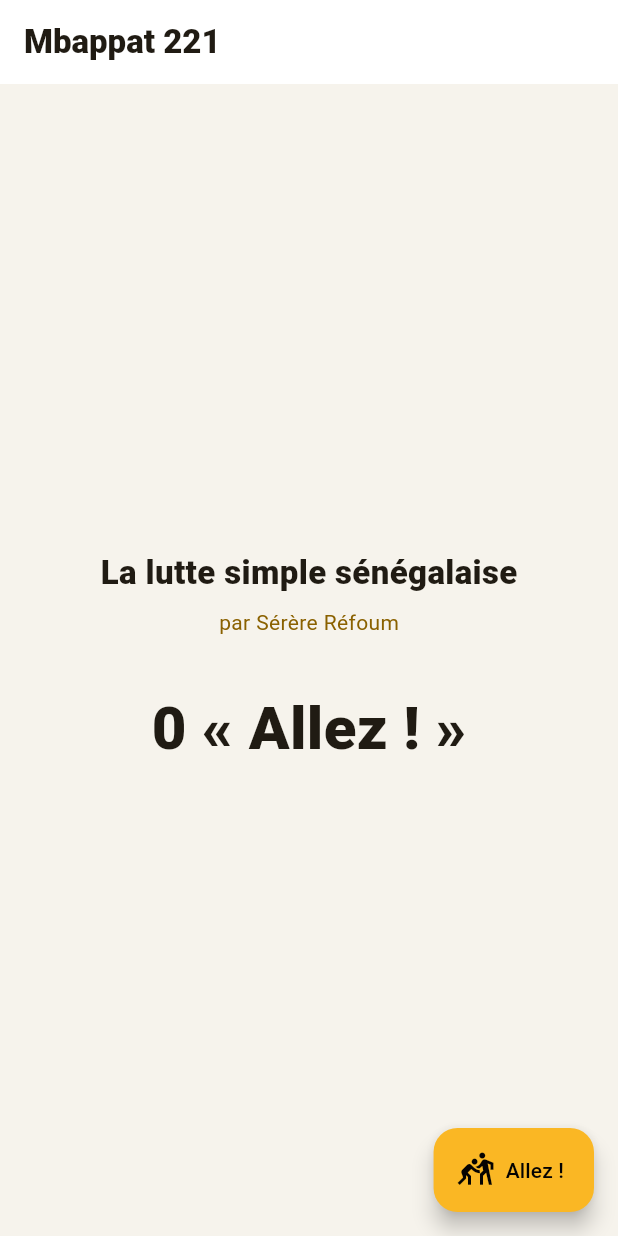
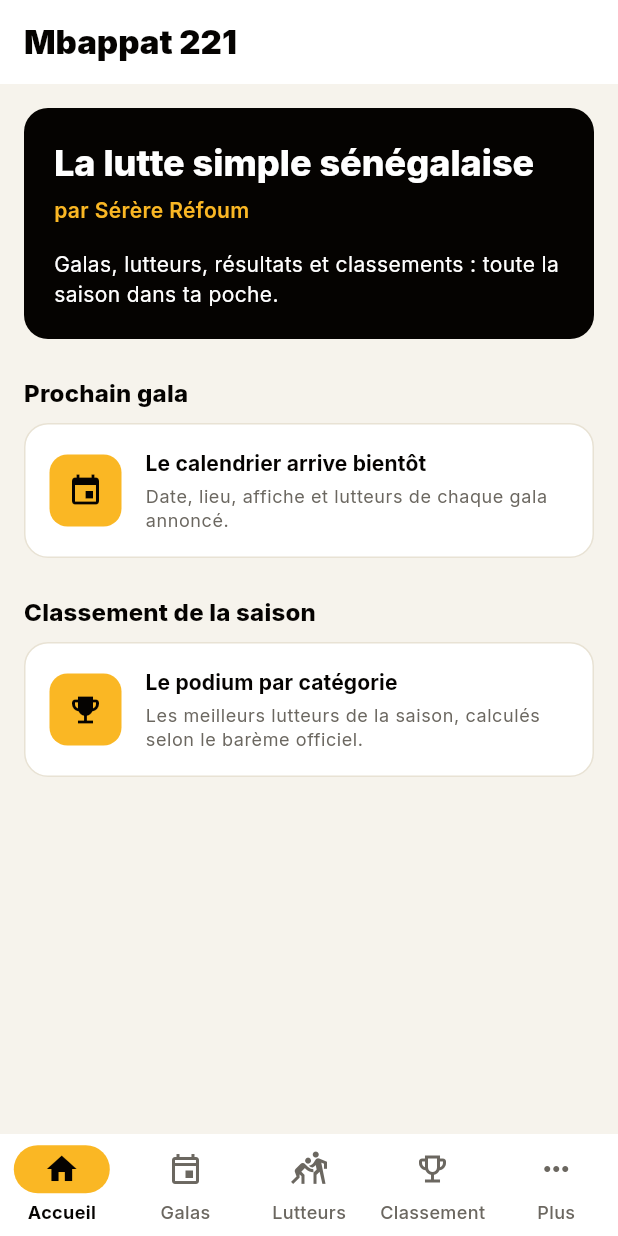
Before and after one commit to Tapha-Seck/mbappat221-app, a Flutter app: the screen it shows after launch, on a phone screen of 412 x 824 dp. Run offline on Flutter 3.47's test engine with Material 3 defaults, Android fonts, the phone set to English and light mode, and no system bars.

Commit message:
F1 : 5 onglets, theme Mbappat et police Inter

```diff
--- /dev/null
+++ b/lib/app.dart
@@ -0,0 +1,22 @@
+// Fichier : lib/app.dart
+// Le widget racine : il configure l'application (titre, thème, premier écran).
+// Équivalent Spring : une classe @Configuration qui assemble les briques.
+
+import 'package:flutter/material.dart';
+
+import 'package:mbappat221_app/navigation/ecran_principal.dart';
+import 'package:mbappat221_app/theme/theme_mbappat.dart';
+
+class Mbappat221App extends StatelessWidget {
+  const Mbappat221App({super.key});
+
+  @override
+  Widget build(BuildContext context) {
+    return MaterialApp(
+      title: 'Mbappat 221',
+      debugShowCheckedModeBanner: false,   // pas de bandeau « DEBUG »
+      theme: ThemeMbappat.clair,           // couleurs, police Inter, barre d'onglets (voir theme_mbappat.dart)
+      home: const EcranPrincipal(),        // l'écran avec les 5 onglets
+    );
+  }
+}
--- /dev/null
+++ b/lib/ecrans/accueil/ecran_accueil.dart
@@ -0,0 +1,151 @@
+// Fichier : lib/ecrans/accueil/ecran_accueil.dart
+// Onglet « Accueil » : bandeau de bienvenue, puis les rubriques principales.
+// À l'étape F2, la carte « Prochain gala » affichera un vrai gala venu de l'API.
+//
+// Nouveau concept : découper un écran en petits widgets privés (_Bandeau, _TitreSection, _CarteRubrique).
+// C'est l'équivalent d'extraire des méthodes privées en Java pour garder build() lisible.
+
+import 'package:flutter/material.dart';
+
+import 'package:mbappat221_app/theme/couleurs.dart';
+
+class EcranAccueil extends StatelessWidget {
+  const EcranAccueil({super.key});
+
+  @override
+  Widget build(BuildContext context) {
+    return Scaffold(
+      appBar: AppBar(
+        title: const Text('Mbappat 221', style: TextStyle(fontWeight: FontWeight.w900)),
+      ),
+      // ListView avec padding : tout le contenu défile si l'écran est trop petit.
+      body: ListView(
+        padding: const EdgeInsets.all(16),
+        children: const [
+          _Bandeau(),
+          SizedBox(height: 24),
+          _TitreSection('Prochain gala'),
+          SizedBox(height: 8),
+          _CarteRubrique(
+            icone: Icons.event,
+            titre: 'Le calendrier arrive bientôt',
+            texte: 'Date, lieu, affiche et lutteurs de chaque gala annoncé.',
+          ),
+          SizedBox(height: 24),
+          _TitreSection('Classement de la saison'),
+          SizedBox(height: 8),
+          _CarteRubrique(
+            icone: Icons.emoji_events,
+            titre: 'Le podium par catégorie',
+            texte: 'Les meilleurs lutteurs de la saison, calculés selon le barème officiel.',
+          ),
+        ],
+      ),
+    );
+  }
+}
+
+/// Le bandeau noir de bienvenue, en haut de l'accueil.
+class _Bandeau extends StatelessWidget {
+  const _Bandeau();
+
+  @override
+  Widget build(BuildContext context) {
+    final textes = Theme.of(context).textTheme;
+
+    // Container + BoxDecoration : un bloc avec fond, coins arrondis, bordure...
+    // (l'équivalent d'une <div> avec background et border-radius en CSS).
+    return Container(
+      padding: const EdgeInsets.all(20),
+      decoration: BoxDecoration(
+        color: Couleurs.noir,
+        borderRadius: BorderRadius.circular(16),
+      ),
+      child: Column(
+        // Aligne les enfants à gauche (par défaut, Column les centre horizontalement).
+        crossAxisAlignment: CrossAxisAlignment.start,
+        children: [
+          Text('La lutte simple sénégalaise',
+              style: textes.headlineSmall?.copyWith(
+                color: Couleurs.blanc,
+                fontWeight: FontWeight.w800,
+              )),
+          const SizedBox(height: 6),
+          Text('par Sérère Réfoum',
+              style: textes.bodyMedium?.copyWith(
+                color: Couleurs.or,
+                fontWeight: FontWeight.w600,
+              )),
+          const SizedBox(height: 16),
+          Text('Galas, lutteurs, résultats et classements : toute la saison dans ta poche.',
+              style: textes.bodyMedium?.copyWith(color: Couleurs.blanc)),
+        ],
+      ),
+    );
+  }
+}
+
+/// Un titre de section (« Prochain gala », « Classement de la saison »...).
+class _TitreSection extends StatelessWidget {
+  // Paramètre POSITIONNEL (sans accolades) : on écrit _TitreSection('Prochain gala'),
+  // exactement comme un constructeur Java classique.
+  const _TitreSection(this.texte);
+
+  final String texte;
+
+  @override
+  Widget build(BuildContext context) {
+    return Text(texte,
+        style: Theme.of(context).textTheme.titleMedium?.copyWith(fontWeight: FontWeight.w800));
+  }
+}
+
+/// Une carte blanche avec une icône dorée, un titre et un texte.
+class _CarteRubrique extends StatelessWidget {
+  const _CarteRubrique({required this.icone, required this.titre, required this.texte});
+
+  final IconData icone;
+  final String titre;
+  final String texte;
+
+  @override
+  Widget build(BuildContext context) {
+    final textes = Theme.of(context).textTheme;
+
+    return Container(
+      padding: const EdgeInsets.all(16),
+      decoration: BoxDecoration(
+        color: Couleurs.blanc,
+        borderRadius: BorderRadius.circular(16),
+        border: Border.all(color: const Color(0xFFE8E2D4)),
+      ),
+      // Row : aligne ses enfants horizontalement (Column le fait verticalement).
+      child: Row(
+        children: [
+          Container(
+            width: 48,
+            height: 48,
+            decoration: BoxDecoration(
+              color: Couleurs.or,
+              borderRadius: BorderRadius.circular(12),
+            ),
+            child: Icon(icone, color: Couleurs.noir),
+          ),
+          const SizedBox(width: 16),
+          // Expanded : le texte prend toute la largeur restante et passe à la ligne
+          // au lieu de déborder de l'écran.
+          Expanded(
+            child: Column(
+              crossAxisAlignment: CrossAxisAlignment.start,
+              children: [
+                Text(titre, style: textes.titleSmall?.copyWith(fontWeight: FontWeight.w700)),
+                const SizedBox(height: 4),
+                Text(texte, style: textes.bodySmall?.copyWith(color: Couleurs.grisTexte)),
+              ],
+            ),
+          ),
+        ],
+      ),
+    );
+  }
+}
--- /dev/null
+++ b/lib/ecrans/classement/ecran_classement.dart
@@ -0,0 +1,19 @@
+// Fichier : lib/ecrans/classement/ecran_classement.dart
+// Onglet « Classement » : classement de la saison par catégorie (développé plus tard).
+
+import 'package:flutter/material.dart';
+
+import 'package:mbappat221_app/widgets/ecran_en_construction.dart';
+
+class EcranClassement extends StatelessWidget {
+  const EcranClassement({super.key});
+
+  @override
+  Widget build(BuildContext context) {
+    return const EcranEnConstruction(
+      titre: 'Classement',
+      icone: Icons.leaderboard,
+      message: 'Le classement de la saison, catégorie par catégorie, avec le podium.',
+    );
+  }
+}
--- /dev/null
+++ b/lib/ecrans/galas/ecran_galas.dart
@@ -0,0 +1,19 @@
+// Fichier : lib/ecrans/galas/ecran_galas.dart
+// Onglet « Galas » : calendrier des galas à venir et résultats (développé à l'étape F2).
+
+import 'package:flutter/material.dart';
+
+import 'package:mbappat221_app/widgets/ecran_en_construction.dart';
+
+class EcranGalas extends StatelessWidget {
+  const EcranGalas({super.key});
+
+  @override
+  Widget build(BuildContext context) {
+    return const EcranEnConstruction(
+      titre: 'Galas',
+      icone: Icons.calendar_month,
+      message: 'Le calendrier des galas à venir et les résultats arrivent très vite.',
+    );
+  }
+}
--- /dev/null
+++ b/lib/ecrans/lutteurs/ecran_lutteurs.dart
@@ -0,0 +1,19 @@
+// Fichier : lib/ecrans/lutteurs/ecran_lutteurs.dart
+// Onglet « Lutteurs » : recherche et fiches des lutteurs (développé plus tard).
+
+import 'package:flutter/material.dart';
+
+import 'package:mbappat221_app/widgets/ecran_en_construction.dart';
+
+class EcranLutteurs extends StatelessWidget {
+  const EcranLutteurs({super.key});
+
+  @override
+  Widget build(BuildContext context) {
+    return const EcranEnConstruction(
+      titre: 'Lutteurs',
+      icone: Icons.person_search,
+      message: 'Retrouve bientôt chaque lutteur : écurie, catégorie, palmarès et photos.',
+    );
+  }
+}
--- a/lib/main.dart
+++ b/lib/main.dart
@@ -1,105 +1,13 @@
 // Fichier : lib/main.dart
-// Point d'entrée de l'application Mbappat 221 (étape F0 : un premier écran pour apprendre).
-//
-// Repères pour un développeur Java :
-//  - Dart ressemble beaucoup à Java : classes, types, ; en fin de ligne, // pour les commentaires.
-//  - Pas besoin de « public » : tout est public, sauf ce qui commence par _ (privé au fichier).
-//  - import 'package:...' joue le rôle de import java.util.... ;
+// Point d'entrée de Mbappat 221. Il ne fait plus qu'une chose : lancer l'application.
+// (Comme la classe LutteSimpleApiApplication du backend : un main() court, la configuration est ailleurs.)
 
-import 'package:flutter/material.dart';   // les composants visuels « Material » (boutons, textes...)
+import 'package:flutter/material.dart';
 
-/// Comme « public static void main(String[] args) » en Java : c'est ici que tout commence.
-/// runApp() affiche le widget racine de l'application.
+// Import « package: » = chemin depuis le dossier lib/ du projet.
+// C'est l'équivalent d'un import Java complet : import sn.lutte.config.MaClasse;
+import 'package:mbappat221_app/app.dart';
+
 void main() {
   runApp(const Mbappat221App());
 }
-
-/// Les couleurs de Mbappat 221 (les mêmes que le back-office).
-/// « abstract final class » + champs « static const » : l'équivalent d'une classe de constantes Java.
-abstract final class Couleurs {
-  static const or = Color(0xFFFAB724);        // 0xFF = opaque, puis FAB724 (le jaune or du logo)
-  static const noir = Color(0xFF050301);
-  static const orTexte = Color(0xFF8A6100);
-  static const fond = Color(0xFFF6F3EC);
-}
-
-/// En Flutter, TOUT est un « widget » : l'application, un écran, un texte, une marge...
-/// Un StatelessWidget n'a pas d'état qui change : il se dessine à partir de ses paramètres.
-/// (Comparaison : un composant « immuable », un peu comme un record Java.)
-class Mbappat221App extends StatelessWidget {
-  // « const » : le widget peut être créé une seule fois à la compilation (plus rapide).
-  // {super.key} : un paramètre NOMMÉ ; en Dart, les paramètres entre { } se passent par leur nom.
-  const Mbappat221App({super.key});
-
-  /// build() décrit ce qu'il faut afficher. Flutter l'appelle à chaque fois que l'écran doit être redessiné.
-  @override
-  Widget build(BuildContext context) {
-    return MaterialApp(
-      title: 'Mbappat 221',
-      debugShowCheckedModeBanner: false,      // enlève le bandeau « DEBUG » en haut à droite
-      theme: ThemeData(
-        colorScheme: ColorScheme.fromSeed(seedColor: Couleurs.or, surface: Couleurs.fond),
-        scaffoldBackgroundColor: Couleurs.fond,
-        useMaterial3: true,
-      ),
-      home: const EcranBienvenue(),            // le premier écran affiché
-    );
-  }
-}
-
-/// Un écran avec un état qui change : le nombre de « Allez ! » encouragés.
-/// StatefulWidget = le widget (immuable) + un objet State (qui, lui, garde les données qui changent).
-class EcranBienvenue extends StatefulWidget {
-  const EcranBienvenue({super.key});
-
-  @override
-  State<EcranBienvenue> createState() => _EcranBienvenueState();
-// « => expression » : raccourci pour { return expression; } (comme une lambda Java).
-}
-
-/// Le _ au début du nom : classe PRIVÉE à ce fichier (l'équivalent de « private » en Java).
-class _EcranBienvenueState extends State<EcranBienvenue> {
-  int _encouragements = 0;   // champ privé, comme « private int encouragements = 0; »
-
-  void _encourager() {
-    // setState() prévient Flutter que l'état a changé : il rappelle build() pour redessiner.
-    // Sans setState, la variable change mais l'écran ne bouge pas !
-    setState(() {
-      _encouragements++;
-    });
-  }
-
-  @override
-  Widget build(BuildContext context) {
-    // Scaffold = la « charpente » d'un écran : barre du haut, contenu, bouton flottant...
-    return Scaffold(
-      appBar: AppBar(
-        title: const Text('Mbappat 221', style: TextStyle(fontWeight: FontWeight.w900)),
-        backgroundColor: Colors.white,
-      ),
-      // Center centre son enfant ; Column empile ses enfants verticalement (comme un BoxLayout vertical).
-      body: Center(
-        child: Column(
-          mainAxisAlignment: MainAxisAlignment.center,   // centré verticalement
-          children: [
-            const Text('La lutte simple sénégalaise',
-                style: TextStyle(fontSize: 22, fontWeight: FontWeight.w800)),
-            const SizedBox(height: 8),                       // un espace vide de 8 pixels
-            const Text('par Sérère Réfoum', style: TextStyle(color: Couleurs.orTexte)),
-            const SizedBox(height: 32),
-            // Interpolation de chaîne : '$variable' dans le texte (comme String.format en Java, en plus simple).
-            Text('$_encouragements « Allez ! »',
-                style: const TextStyle(fontSize: 40, fontWeight: FontWeight.w900)),
-          ],
-        ),
-      ),
-      floatingActionButton: FloatingActionButton.extended(
-        onPressed: _encourager,              // on passe la MÉTHODE elle-même (comme this::encourager en Java)
-        backgroundColor: Couleurs.or,
-        foregroundColor: Couleurs.noir,
-        icon: const Icon(Icons.sports_kabaddi),
-        label: const Text('Allez !'),
-      ),
-    );
-  }
-}
--- /dev/null
+++ b/lib/navigation/ecran_principal.dart
@@ -0,0 +1,76 @@
+// Fichier : lib/navigation/ecran_principal.dart
+// L'écran « coquille » : la barre de 5 onglets en bas, et l'écran de l'onglet actif au-dessus.
+//
+// C'est un StatefulWidget car il retient une donnée qui change : l'onglet sélectionné.
+
+import 'package:flutter/material.dart';
+
+import 'package:mbappat221_app/ecrans/accueil/ecran_accueil.dart';
+import 'package:mbappat221_app/ecrans/classement/ecran_classement.dart';
+import 'package:mbappat221_app/ecrans/galas/ecran_galas.dart';
+import 'package:mbappat221_app/ecrans/lutteurs/ecran_lutteurs.dart';
+import 'package:mbappat221_app/ecrans/plus/ecran_plus.dart';
+
+class EcranPrincipal extends StatefulWidget {
+  const EcranPrincipal({super.key});
+
+  @override
+  State<EcranPrincipal> createState() => _EcranPrincipalState();
+}
+
+class _EcranPrincipalState extends State<EcranPrincipal> {
+  int _ongletActif = 0;   // 0 = Accueil, 1 = Galas, 2 = Lutteurs, 3 = Classement, 4 = Plus
+
+  /// Les 5 écrans, dans l'ordre des onglets.
+  /// « const » : ces widgets sont créés une seule fois à la compilation, jamais recréés.
+  static const List<Widget> _ecrans = [
+    EcranAccueil(),
+    EcranGalas(),
+    EcranLutteurs(),
+    EcranClassement(),
+    EcranPlus(),
+  ];
+
+  @override
+  Widget build(BuildContext context) {
+    return Scaffold(
+      // IndexedStack empile les 5 écrans et n'affiche que celui de l'index donné.
+      // Avantage : chaque onglet garde son état (position de défilement, recherche tapée...)
+      // quand on change d'onglet. Un simple « _ecrans[_ongletActif] » le perdrait.
+      body: IndexedStack(index: _ongletActif, children: _ecrans),
+
+      bottomNavigationBar: NavigationBar(
+        selectedIndex: _ongletActif,
+        // Fonction anonyme (lambda) : (index) => ...  ≈  index -> ... en Java.
+        // setState prévient Flutter de redessiner avec le nouvel onglet.
+        onDestinationSelected: (index) => setState(() => _ongletActif = index),
+        destinations: const [
+          NavigationDestination(
+            icon: Icon(Icons.home_outlined),        // icône quand l'onglet est inactif
+            selectedIcon: Icon(Icons.home),         // icône pleine quand il est actif
+            label: 'Accueil',
+          ),
+          NavigationDestination(
+            icon: Icon(Icons.event_outlined),
+            selectedIcon: Icon(Icons.event),
+            label: 'Galas',
+          ),
+          NavigationDestination(
+            icon: Icon(Icons.sports_kabaddi_outlined),
+            selectedIcon: Icon(Icons.sports_kabaddi),
+            label: 'Lutteurs',
+          ),
+          NavigationDestination(
+            icon: Icon(Icons.emoji_events_outlined),
+            selectedIcon: Icon(Icons.emoji_events),
+            label: 'Classement',
+          ),
+          NavigationDestination(
+            icon: Icon(Icons.more_horiz),
+            label: 'Plus',
+          ),
+        ],
+      ),
+    );
+  }
+}
--- /dev/null
+++ b/lib/theme/couleurs.dart
@@ -0,0 +1,18 @@
+// Fichier : lib/theme/couleurs.dart
+// Les couleurs de Mbappat 221, identiques au back-office (admin.css).
+//
+// « abstract final class » : on ne peut ni l'instancier ni en hériter.
+// C'est l'équivalent Java de : public final class Couleurs { private Couleurs() {} ... }
+// « static const » = « public static final » d'une constante connue à la compilation.
+
+import 'package:flutter/material.dart';
+
+abstract final class Couleurs {
+  /// Format 0xAARRGGBB : FF = totalement opaque, puis le code hexadécimal habituel (#FAB724).
+  static const or = Color(0xFFFAB724);       // jaune or du logo
+  static const noir = Color(0xFF050301);     // noir du logo
+  static const orTexte = Color(0xFF8A6100);  // or foncé, lisible sur fond blanc
+  static const fond = Color(0xFFF6F3EC);     // fond crème des écrans
+  static const blanc = Color(0xFFFFFFFF);
+  static const grisTexte = Color(0xFF6B6760); // textes secondaires
+}
--- /dev/null
+++ b/lib/theme/theme_mbappat.dart
@@ -0,0 +1,58 @@
+// Fichier : lib/theme/theme_mbappat.dart
+// Le thème global : couleurs, police Inter, style de la barre d'onglets.
+// Tous les widgets lisent ce thème : on change une valeur ici, toute l'application suit
+// (comme les variables CSS --or, --noir du back-office).
+
+import 'package:flutter/material.dart';
+
+import 'package:mbappat221_app/theme/couleurs.dart';
+
+abstract final class ThemeMbappat {
+  /// « static final » : calculé une seule fois, au premier accès (initialisation paresseuse),
+  /// puis réutilisé. Même idée qu'un singleton Java « private static final ThemeData CLAIR = ... ».
+  static final ThemeData clair = _construireClair();
+
+  /// Le _ rend la méthode privée au fichier (comme « private static »).
+  static ThemeData _construireClair() {
+    // ColorScheme : la palette complète de Material 3. fromSeed() calcule toutes les teintes
+    // à partir d'une couleur « graine », et on impose nos couleurs exactes pour les rôles principaux.
+    final palette = ColorScheme.fromSeed(
+      seedColor: Couleurs.or,
+      primary: Couleurs.noir,        // boutons principaux, éléments actifs
+      onPrimary: Couleurs.blanc,     // texte posé sur « primary »
+      secondary: Couleurs.or,
+      onSecondary: Couleurs.noir,
+      surface: Couleurs.blanc,       // barres du haut, cartes
+      onSurface: Couleurs.noir,
+    );
+
+    return ThemeData(
+      useMaterial3: true,
+      colorScheme: palette,
+      fontFamily: 'Inter',                       // déclarée dans pubspec.yaml (section fonts)
+      scaffoldBackgroundColor: Couleurs.fond,    // fond crème derrière chaque écran
+
+      // La barre d'onglets du bas.
+      navigationBarTheme: NavigationBarThemeData(
+        backgroundColor: Couleurs.blanc,
+        indicatorColor: Couleurs.or,             // la « pastille » dorée derrière l'onglet actif
+        height: 68,
+        // WidgetStateProperty : une valeur qui dépend de l'état (sélectionné, survolé, désactivé...).
+        // resolveWith reçoit l'ensemble des états courants et renvoie le style à utiliser.
+        labelTextStyle: WidgetStateProperty.resolveWith((etats) {
+          final actif = etats.contains(WidgetState.selected);
+          return TextStyle(
+            fontFamily: 'Inter',
+            fontSize: 12,
+            fontWeight: actif ? FontWeight.w700 : FontWeight.w500,   // opérateur ternaire, comme en Java
+            color: actif ? Couleurs.noir : Couleurs.grisTexte,
+          );
+        }),
+        iconTheme: WidgetStateProperty.resolveWith((etats) {
+          final actif = etats.contains(WidgetState.selected);
+          return IconThemeData(color: actif ? Couleurs.noir : Couleurs.grisTexte);
+        }),
+      ),
+    );
+  }
+}
```
Also changed, not shown: lib/ecrans/plus/ecran_plus.dart (added, +62 -0 lines), lib/widgets/ecran_en_construction.dart (added, +63 -0 lines), pubspec.yaml (+30 -66 lines), assets/polices/Inter-Black.ttf (added), assets/polices/Inter-Bold.ttf (added), assets/polices/Inter-ExtraBold.ttf (added), assets/polices/Inter-Medium.ttf (added), assets/polices/Inter-Regular.ttf (added), assets/polices/Inter-SemiBold.ttf (added), assets/polices/LICENCE-Inter-OFL.txt (added), 1 other file.
